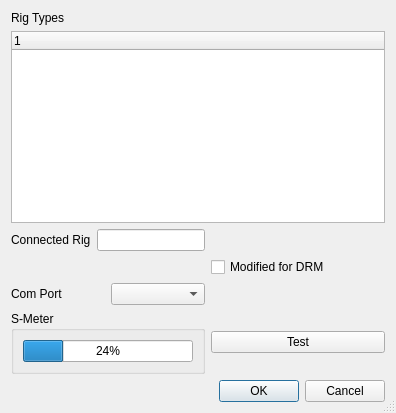
The window that dream/src/GUI-QT/RigDlg.ui (mmjee/dream-patched) describes before a commit, drawn with Qt 5.
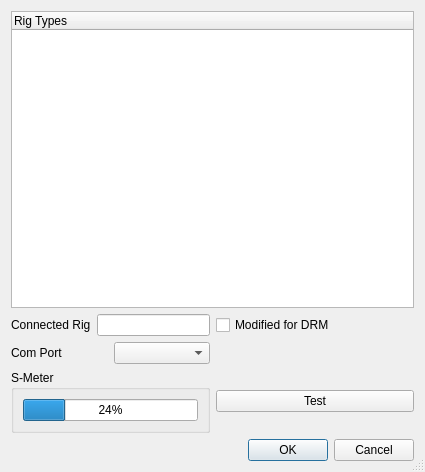
The same window after the commit.

Commit message: rig related changes

```diff
--- a/dream/src/GUI-QT/RigDlg.ui
+++ b/dream/src/GUI-QT/RigDlg.ui
@@ -6,8 +6,8 @@
    <rect>
     <x>0</x>
     <y>0</y>
-    <width>396</width>
-    <height>398</height>
+    <width>425</width>
+    <height>472</height>
    </rect>
   </property>
   <property name="windowTitle">
@@ -17,14 +17,7 @@
    <bool>true</bool>
   </property>
   <layout class="QGridLayout" name="gridLayout">
-   <item row="0" column="0">
-    <widget class="QLabel" name="label">
-     <property name="text">
-      <string>Rig Types</string>
-     </property>
-    </widget>
-   </item>
-   <item row="1" column="0" colspan="2">
+   <item row="0" column="0" colspan="2">
     <widget class="QTreeWidget" name="rigTypes">
      <property name="sizePolicy">
       <sizepolicy hsizetype="Expanding" vsizetype="MinimumExpanding">
@@ -34,12 +27,12 @@
      </property>
      <column>
       <property name="text">
-       <string notr="true">1</string>
+       <string notr="true">Rig Types</string>
       </property>
      </column>
     </widget>
    </item>
-   <item row="2" column="0">
+   <item row="1" column="0">
     <layout class="QHBoxLayout" name="horizontalLayout_2">
      <item>
       <widget class="QLabel" name="label_2">
@@ -53,14 +46,7 @@
      </item>
     </layout>
    </item>
-   <item row="3" column="1">
-    <widget class="QCheckBox" name="modified">
-     <property name="text">
-      <string>Modified for DRM</string>
-     </property>
-    </widget>
-   </item>
-   <item row="4" column="0">
+   <item row="3" column="0">
     <layout class="QHBoxLayout" name="horizontalLayout">
      <item>
       <widget class="QLabel" name="labelPort">
@@ -74,7 +60,7 @@
      </item>
     </layout>
    </item>
-   <item row="5" column="0">
+   <item row="4" column="0">
     <widget class="QGroupBox" name="groupBox_8">
      <property name="title">
       <string>S-Meter</string>
@@ -90,14 +76,14 @@
      </layout>
     </widget>
    </item>
-   <item row="5" column="1">
+   <item row="4" column="1">
     <widget class="QPushButton" name="testRig">
      <property name="text">
       <string>Test</string>
      </property>
     </widget>
    </item>
-   <item row="6" column="1">
+   <item row="5" column="1">
     <widget class="QDialogButtonBox" name="buttonBox">
      <property name="orientation">
       <enum>Qt::Horizontal</enum>
@@ -107,6 +93,13 @@
      </property>
     </widget>
    </item>
+   <item row="1" column="1">
+    <widget class="QCheckBox" name="modified">
+     <property name="text">
+      <string>Modified for DRM</string>
+     </property>
+    </widget>
+   </item>
   </layout>
  </widget>
  <resources/>
```
The commit also changes 1 other file.
